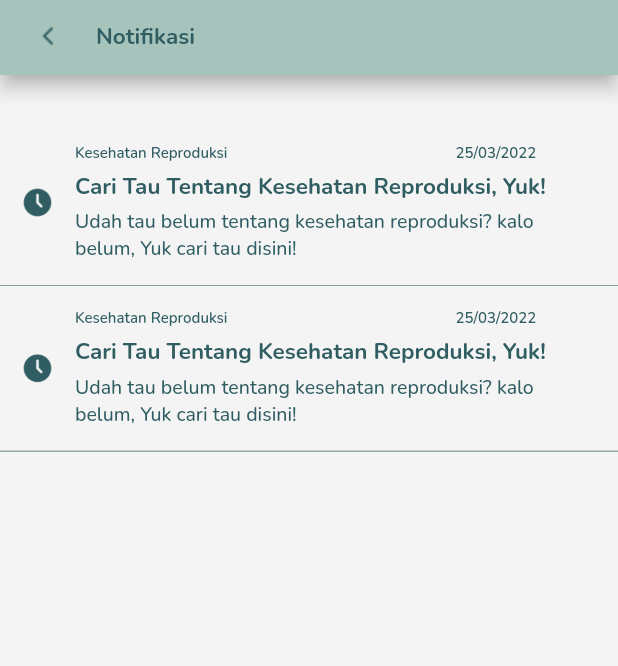
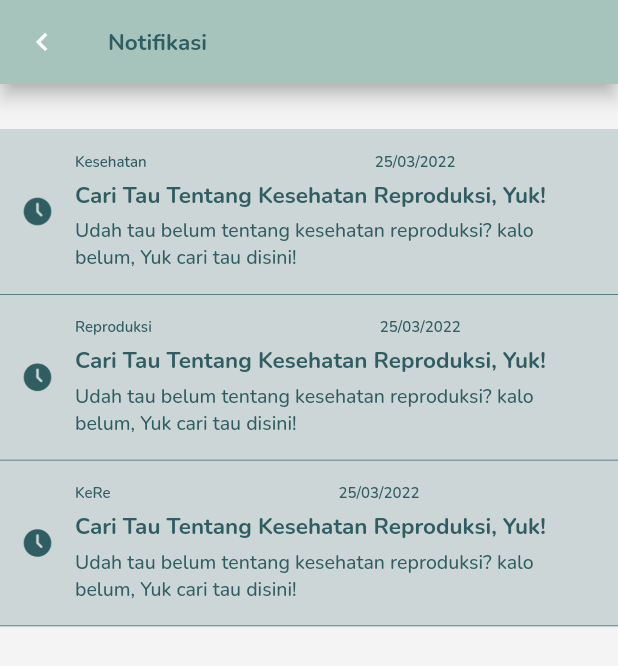
Before and after one commit to zaidtqy/healthy, a Flutter app: the NotificationsPage screen opened by its route, on a phone screen of 412 x 824 dp. Shown: the top 666 px of the screen. Run offline on Flutter 3.47's test engine with Material 2 defaults, Android fonts, the light colour scheme and no system bars; our stand-ins replace badges, cloud_firestore, cool_alert, firebase_auth, firebase_core, fluttertoast and 2 more; accounts and stored records are empty.

Commit message:
Update feature notification

```diff
--- a/lib/models/notification_model.dart
+++ b/lib/models/notification_model.dart
@@ -1,5 +1,6 @@
 // ignore_for_file: public_member_api_docs, sort_constructors_first
 class HistoryReproModel {
+  final String id;
   final String logo;
   final String type;
   final String date;
@@ -9,6 +10,7 @@ class HistoryReproModel {
   final bool isRead;
 
   HistoryReproModel({
+    required this.id,
     required this.logo,
     required this.type,
     required this.date,
@@ -19,6 +21,7 @@ class HistoryReproModel {
   });
 
   HistoryReproModel copyWith({
+    String? id,
     String? logo,
     String? type,
     String? date,
@@ -28,6 +31,7 @@ class HistoryReproModel {
     bool? isRead,
   }) {
     return HistoryReproModel(
+      id: id ?? this.id,
       logo: logo ?? this.logo,
       type: type ?? this.type,
       date: date ?? this.date,
@@ -39,25 +43,38 @@ class HistoryReproModel {
   }
 }
 
-final List<HistoryReproModel> mockHistoryReproModel = [
+List<HistoryReproModel> mockHistoryReproModel = [
   HistoryReproModel(
+    id: 'ghsyej1239',
     logo: "assets/clock.png",
-    type: "Kesehatan Reproduksi",
+    type: "Kesehatan",
     date: "25/03/2022",
     title: "Cari Tau Tentang Kesehatan Reproduksi, Yuk!",
     content:
         "Udah tau belum tentang kesehatan reproduksi? kalo belum, Yuk cari tau disini!",
     route: "",
-    isRead: true,
+    isRead: false,
   ),
   HistoryReproModel(
+    id: 'koensah68930',
     logo: "assets/clock.png",
-    type: "Kesehatan Reproduksi",
+    type: "Reproduksi",
     date: "25/03/2022",
     title: "Cari Tau Tentang Kesehatan Reproduksi, Yuk!",
     content:
         "Udah tau belum tentang kesehatan reproduksi? kalo belum, Yuk cari tau disini!",
     route: "",
-    isRead: true,
-  )
+    isRead: false,
+  ),
+  HistoryReproModel(
+    id: 'kjljas80816490',
+    logo: "assets/clock.png",
+    type: "KeRe",
+    date: "25/03/2022",
+    title: "Cari Tau Tentang Kesehatan Reproduksi, Yuk!",
+    content:
+        "Udah tau belum tentang kesehatan reproduksi? kalo belum, Yuk cari tau disini!",
+    route: "",
+    isRead: false,
+  ),
 ];
--- a/lib/pages/notifications_page.dart
+++ b/lib/pages/notifications_page.dart
@@ -11,20 +11,9 @@ class NotificationsPage extends StatefulWidget {
 }
 
 class _NotificationsPageState extends State<NotificationsPage> {
-  HistoryReproModel? historyReproModel = HistoryReproModel(
-    logo: 'logo',
-    type: 'type',
-    date: 'date',
-    title: 'title',
-    content: 'content',
-    route: 'route',
-    isRead: false,
-  );
   @override
   Widget build(BuildContext context) {
     Widget notification({required HistoryReproModel listModel}) {
-      bool isRead = false;
-
       return GestureDetector(
         onTap: () {
           setState(() {
@@ -463,34 +452,20 @@ class _NotificationsPageState extends State<NotificationsPage> {
 
     return Scaffold(
       backgroundColor: backgroundColor,
-      appBar: PreferredSize(
-        preferredSize: const Size.fromHeight(50.0),
-        child: AppBar(
+      appBar: AppBar(
         backgroundColor: fourthColor,
         automaticallyImplyLeading: false,
-          elevation: 5,
-          flexibleSpace: SafeArea(
-            child: Row(
-              children: [
-                TextButton(
-                  onPressed: () {
-                    Navigator.pop(context);
-                  },
-                  child: Image.asset(
-                    'assets/back.png',
-                    width: 20,
-                  ),
-                ),
-                Text(
+        title: Text(
           'Notifikasi',
           style: primaryTextStyle.copyWith(
             fontSize: 15,
             fontWeight: bold,
           ),
         ),
-              ],
-            ),
-          ),
+        elevation: 5,
+        leading: IconButton(
+          onPressed: () => Navigator.of(context).pop(mockHistoryReproModel),
+          icon: const Icon(Icons.chevron_left),
         ),
       ),
       body: Container(
@@ -502,10 +477,19 @@ class _NotificationsPageState extends State<NotificationsPage> {
                 itemBuilder: (context, index) {
                   return GestureDetector(
                     onTap: () {
+                      if (mockHistoryReproModel[index].isRead == false) {
+                        final newIndex = mockHistoryReproModel.indexWhere(
+                          (e) => e.id == mockHistoryReproModel[index].id,
+                        );
+
                         setState(() {
-                        mockHistoryReproModel[index].copyWith(isRead: true);
+                          mockHistoryReproModel[newIndex] =
+                              mockHistoryReproModel[newIndex]
+                                  .copyWith(isRead: true);
                         });
-                      // Navigator.pushNamed(context, '/notif-repro');
+                      }
+
+                      Navigator.pushNamed(context, '/notif-repro');
                     },
                     child: Container(
                       decoration: BoxDecoration(
```
Also changed, not shown: lib/pages/home_page.dart (+9 -2 lines), 6 other files. Lines whose indentation alone changed are shown as unchanged.
